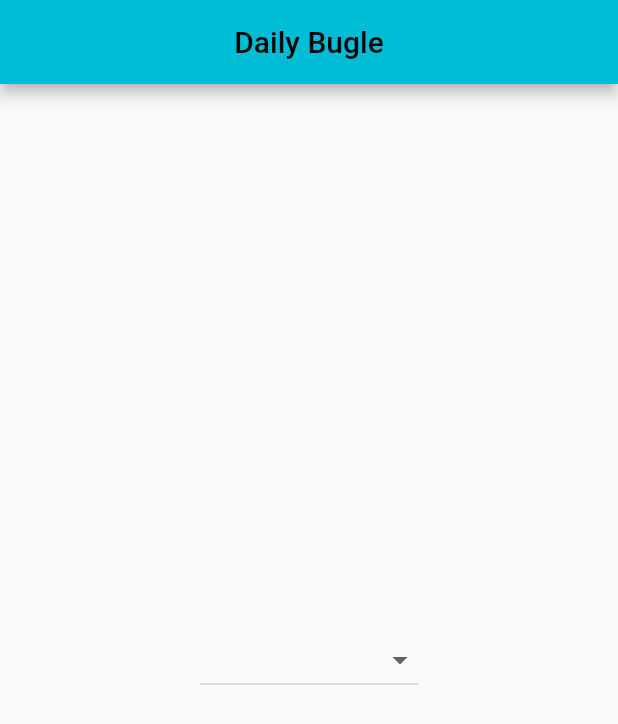
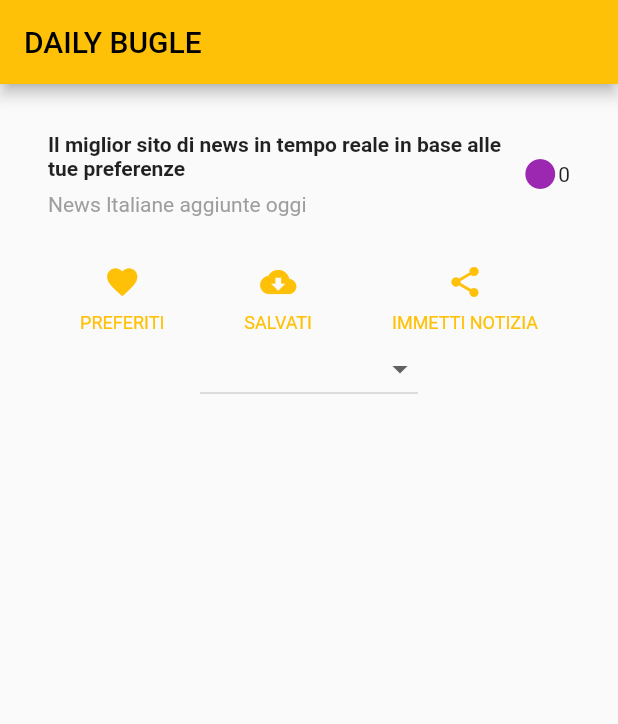
Before and after one commit to EugeniaFacchini/daily_bugle, a Flutter app: the screen it shows after launch, on a phone screen of 412 x 824 dp. Shown: the top 724 px of the screen. Run offline on Flutter 3.47's test engine with Material 2 defaults, Android fonts, the light colour scheme and no system bars.

Commit message:
Non tirare giù

```diff
--- a/lib/main.dart
+++ b/lib/main.dart
@@ -12,7 +12,7 @@
   Widget build(BuildContext context) {
     return MaterialApp(
         debugShowCheckedModeBanner: false,
-        theme: ThemeData(primarySwatch: Colors.cyan),
+        theme: ThemeData(primarySwatch: Colors.amber),
         title: 'Daily Bugle',
         home: const Home());
   }
--- a/lib/widgets/home.dart
+++ b/lib/widgets/home.dart
@@ -1,5 +1,4 @@
 import 'package:flutter/material.dart';
-
 import 'package:daily_bugle/widgets/dropdown_regione.dart';
 
 class Home extends StatefulWidget {
@@ -10,23 +9,97 @@
 }
 
 class _HomeState extends State<Home> {
-  String? _regione="";
-  String? _provincia="";
+  String? _regione = "";
+  String? _provincia = "";
   @override
   Widget build(BuildContext context) {
+    Color color = Theme.of(context).primaryColor;
+
+    Widget buttonSection = Row(
+      mainAxisAlignment: MainAxisAlignment.spaceEvenly,
+      children: [
+        _buildButtonColumn(color, Icons.favorite, 'PREFERITI'),
+        _buildButtonColumn(color, Icons.cloud_download, 'SALVATI'),
+        _buildButtonColumn(color, Icons.share, 'IMMETTI NOTIZIA'),
+      ],
+    );
+    Widget titleSection = Container(
+      padding: const EdgeInsets.all(32),
+      child: Row(
+        children: [
+          Expanded(
+            /*1*/
+            child: Column(
+              crossAxisAlignment: CrossAxisAlignment.start,
+              children: [
+                /*2*/
+                Container(
+                  padding: const EdgeInsets.only(bottom: 8),
+                  child: const Text(
+                    'Il miglior sito di news in tempo reale in base alle tue preferenze',
+                    style: TextStyle(
+                      fontWeight: FontWeight.bold,
+                    ),
+                  ),
+                ),
+                Text(
+                  'News Italiane aggiunte oggi',
+                  style: TextStyle(
+                    color: Colors.grey[500],
+                  ),
+                ),
+              ],
+            ),
+          ),
+          /*3*/
+          Icon(
+            Icons.circle,
+            color: Colors.purple[500],
+          ),
+          const Text(
+              '0'), //AL POSTO DELLO ZERO CI ANDRA' IL CONTATORE DELLE NEWS AGGIUNTE
+        ],
+      ),
+    );
+
     return Scaffold(
       appBar: AppBar(
-        title: Text('Daily Bugle'),
-        centerTitle: true,
+        title: const Text('DAILY BUGLE'),
       ),
-      body: Center(
-        child: Container(
-          child: DropDownRegion(onChange: (String? str){
+      body: Column(children: [
+        titleSection,
+        buttonSection,
+        Container(
+          child: DropDownRegion(
+            onChange: (String? str) {
               setState(() {
                 _regione = str;
-              });},),
+              });
+            },
+          ),
         ),
-      ),
+      ]),
+    );
+  }
+
+  Column _buildButtonColumn(Color color, IconData icon, String label) {
+    return Column(
+      mainAxisSize: MainAxisSize.min,
+      mainAxisAlignment: MainAxisAlignment.center,
+      children: [
+        Icon(icon, color: color),
+        Container(
+          margin: const EdgeInsets.only(top: 8),
+          child: Text(
+            label,
+            style: TextStyle(
+              fontSize: 12,
+              fontWeight: FontWeight.w400,
+              color: color,
+            ),
+          ),
+        ),
+      ],
     );
   }
 }
```
